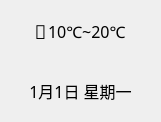
This is display/weatherwidget.ui in bili9blood/class-system as Qt 5 draws it before an edit. The edited form follows.
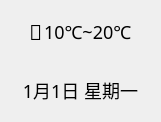
This is the edited form.

Commit message: feat: change font size

Diff of the .ui file:
```diff
--- a/display/weatherwidget.ui
+++ b/display/weatherwidget.ui
@@ -52,7 +52,7 @@
        <property name="styleSheet">
         <string notr="true">* {
   font-family: qweather-icons;
-  font-size: 19px;
+  font-size: 21px;
 }
 .weather-today QLabel {
   color: #ee8545;
@@ -71,7 +71,7 @@
        <property name="styleSheet">
         <string notr="true">* {
   font-family: Microsoft YaHei;
-  font-size: 16px;
+  font-size: 18px;
 }
 .weather-today QLabel {
   font-weight: bold;
@@ -107,7 +107,7 @@
       <string notr="true">* {
   font-weight: 300;
   font-family: Microsoft YaHei;
-  font-size: 16px;
+  font-size: 18px;
 }
 .weather-today QLabel{
   font-weight: bold;
```
The commit also changes 4 other files.
